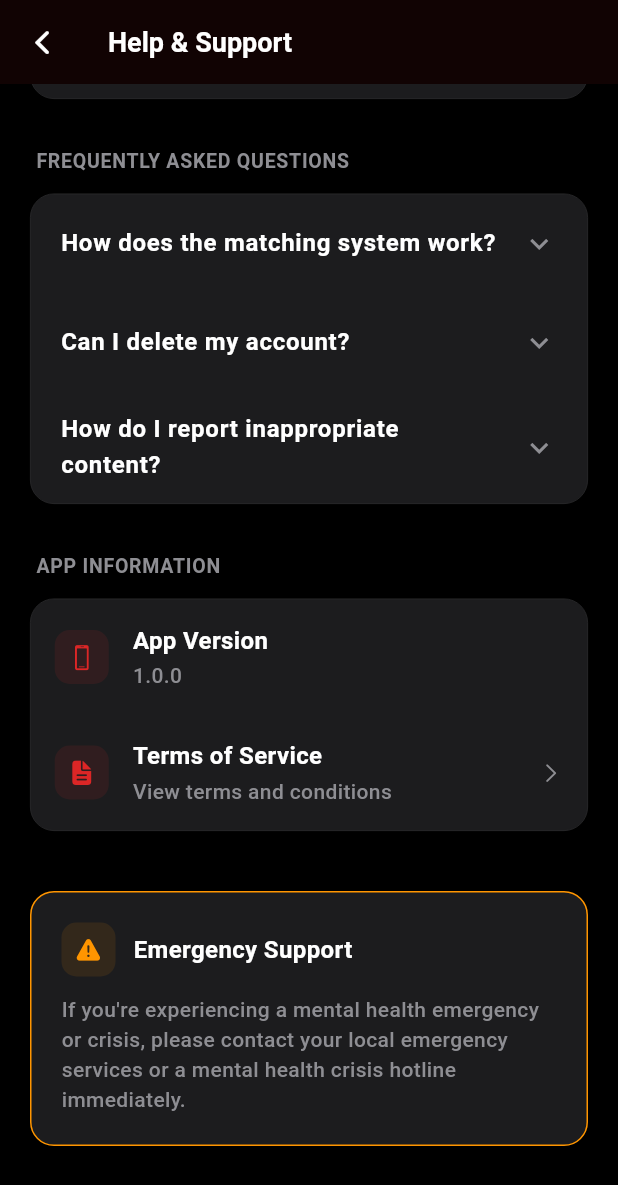
After one commit to Athishpranav2/sidekick, a Flutter app: the HelpSupportScreen screen opened directly, scrolled down 168 dp, after a tap on "Terms of Service", on a phone screen of 412 x 824 dp. The commit adds this screen. Shown: the top 1185 px of the screen. Run offline on Flutter 3.47's test engine with Material 3 defaults, Android fonts, the phone set to English and light mode, and no system bars; our stand-ins replace cloud_firestore, firebase_auth, firebase_core, google_sign_in; accounts and stored records are empty.

Commit message:
Add help support screen and update project dependencies

```diff
--- /dev/null
+++ b/lib/views/profile/help_support_screen.dart
@@ -0,0 +1,425 @@
+import 'package:flutter/material.dart';
+import 'package:flutter/cupertino.dart';
+import 'package:flutter/services.dart';
+import 'package:url_launcher/url_launcher.dart';
+
+class HelpSupportScreen extends StatelessWidget {
+  const HelpSupportScreen({super.key});
+
+  @override
+  Widget build(BuildContext context) {
+    final Size size = MediaQuery.of(context).size;
+
+    return Scaffold(
+      backgroundColor: Colors.black,
+      appBar: AppBar(
+        backgroundColor: Colors.black,
+        elevation: 0,
+        leading: IconButton(
+          icon: const Icon(CupertinoIcons.back, color: Colors.white),
+          onPressed: () {
+            HapticFeedback.lightImpact();
+            Navigator.of(context).pop();
+          },
+        ),
+        title: const Text(
+          'Help & Support',
+          style: TextStyle(
+            color: Colors.white,
+            fontSize: 18,
+            fontWeight: FontWeight.w600,
+          ),
+        ),
+      ),
+      body: SingleChildScrollView(
+        physics: const BouncingScrollPhysics(),
+        child: Padding(
+          padding: const EdgeInsets.all(20),
+          child: Column(
+            crossAxisAlignment: CrossAxisAlignment.start,
+            children: [
+              // Contact Support Section
+              _buildSection(
+                title: 'Get in Touch',
+                children: [
+                  _buildContactCard(
+                    icon: CupertinoIcons.mail_solid,
+                    title: 'Email Support',
+                    subtitle: 'Get help via email',
+                    contact: 'sidekickk.official@gmail.com',
+                    onTap: () => _sendEmail(context),
+                  ),
+                ],
+              ),
+
+              const SizedBox(height: 32),
+
+              // FAQ Section
+              _buildSection(
+                title: 'Frequently Asked Questions',
+                children: [
+                  _buildFAQTile(
+                    question: 'How does the matching system work?',
+                    answer:
+                        'Our algorithm matches you based on your preferences, interests, and compatibility factors.',
+                  ),
+                  _buildFAQTile(
+                    question: 'Can I delete my account?',
+                    answer:
+                        'Yes, you can delete your account from Profile > Settings > Delete Account. This action is permanent.',
+                  ),
+                  _buildFAQTile(
+                    question: 'How do I report inappropriate content?',
+                    answer:
+                        'Use the report button on any post or message. Our team reviews all reports within 24 hours.',
+                  ),
+                ],
+              ),
+
+              const SizedBox(height: 32),
+
+              // App Info Section
+              _buildSection(
+                title: 'App Information',
+                children: [
+                  _buildInfoTile(
+                    icon: CupertinoIcons.device_phone_portrait,
+                    title: 'App Version',
+                    value: '1.0.0',
+                  ),
+                  _buildInfoTile(
+                    icon: CupertinoIcons.doc_text_fill,
+                    title: 'Terms of Service',
+                    value: 'View terms and conditions',
+                    onTap: () => _openTermsOfService(),
+                  ),
+                ],
+              ),
+
+              const SizedBox(height: 40),
+
+              // Emergency Note
+              _buildEmergencyNote(size),
+
+              const SizedBox(height: 40),
+            ],
+          ),
+        ),
+      ),
+    );
+  }
+
+  Widget _buildSection({
+    required String title,
+    required List<Widget> children,
+  }) {
+    return Column(
+      crossAxisAlignment: CrossAxisAlignment.start,
+      children: [
+        Padding(
+          padding: const EdgeInsets.only(left: 4, bottom: 12),
+          child: Text(
+            title.toUpperCase(),
+            style: const TextStyle(
+              color: Color(0xFF8E8E93),
+              fontSize: 13,
+              fontWeight: FontWeight.w600,
+              letterSpacing: 0.5,
+            ),
+          ),
+        ),
+        Container(
+          decoration: BoxDecoration(
+            color: const Color(0xFF1C1C1E),
+            borderRadius: BorderRadius.circular(16),
+            border: Border.all(color: const Color(0xFF2C2C2E), width: 0.5),
+          ),
+          child: Column(children: children),
+        ),
+      ],
+    );
+  }
+
+  Widget _buildContactCard({
+    required IconData icon,
+    required String title,
+    required String subtitle,
+    required String contact,
+    VoidCallback? onTap,
+    bool isInfo = false,
+  }) {
+    return Material(
+      color: Colors.transparent,
+      child: InkWell(
+        onTap: onTap,
+        borderRadius: BorderRadius.circular(16),
+        child: Container(
+          padding: const EdgeInsets.all(20),
+          child: Row(
+            children: [
+              Container(
+                width: 50,
+                height: 50,
+                decoration: BoxDecoration(
+                  color: const Color(0xFFDC2626).withOpacity(0.1),
+                  borderRadius: BorderRadius.circular(12),
+                ),
+                child: Icon(icon, color: const Color(0xFFDC2626), size: 24),
+              ),
+              const SizedBox(width: 16),
+              Expanded(
+                child: Column(
+                  crossAxisAlignment: CrossAxisAlignment.start,
+                  children: [
+                    Text(
+                      title,
+                      style: const TextStyle(
+                        color: Colors.white,
+                        fontSize: 16,
+                        fontWeight: FontWeight.w600,
+                      ),
+                    ),
+                    const SizedBox(height: 4),
+                    Text(
+                      subtitle,
+                      style: const TextStyle(
+                        color: Color(0xFF8E8E93),
+                        fontSize: 14,
+                        fontWeight: FontWeight.w500,
+                      ),
+                    ),
+                    const SizedBox(height: 8),
+                    Container(
+                      padding: const EdgeInsets.symmetric(
+                        horizontal: 12,
+                        vertical: 6,
+                      ),
+                      decoration: BoxDecoration(
+                        color: const Color(0xFF2C2C2E),
+                        borderRadius: BorderRadius.circular(8),
+                      ),
+                      child: Text(
+                        contact,
+                        style: TextStyle(
+                          color: isInfo
+                              ? const Color(0xFF8E8E93)
+                              : const Color(0xFFDC2626),
+                          fontSize: 13,
+                          fontWeight: FontWeight.w600,
+                        ),
+                      ),
+                    ),
+                  ],
+                ),
+              ),
+              if (!isInfo)
+                const Icon(
+                  CupertinoIcons.chevron_right,
+                  color: Color(0xFF8E8E93),
+                  size: 16,
+                ),
+            ],
+          ),
+        ),
+      ),
+    );
+  }
+
+  Widget _buildFAQTile({required String question, required String answer}) {
+    return Theme(
+      data: ThemeData(
+        dividerColor: Colors.transparent,
+        expansionTileTheme: const ExpansionTileThemeData(
+          backgroundColor: Colors.transparent,
+          collapsedBackgroundColor: Colors.transparent,
+        ),
+      ),
+      child: ExpansionTile(
+        tilePadding: const EdgeInsets.symmetric(horizontal: 20, vertical: 4),
+        childrenPadding: const EdgeInsets.fromLTRB(20, 0, 20, 16),
+        title: Text(
+          question,
+          style: const TextStyle(
+            color: Colors.white,
+            fontSize: 16,
+            fontWeight: FontWeight.w600,
+          ),
+        ),
+        iconColor: const Color(0xFFDC2626),
+        collapsedIconColor: const Color(0xFF8E8E93),
+        children: [
+          Container(
+            width: double.infinity,
+            padding: const EdgeInsets.all(16),
+            decoration: BoxDecoration(
+              color: const Color(0xFF2C2C2E),
+              borderRadius: BorderRadius.circular(12),
+            ),
+            child: Text(
+              answer,
+              style: const TextStyle(
+                color: Color(0xFF8E8E93),
+                fontSize: 15,
+                fontWeight: FontWeight.w500,
+                height: 1.4,
+              ),
+            ),
+          ),
+        ],
+      ),
+    );
+  }
+
+  Widget _buildInfoTile({
+    required IconData icon,
+    required String title,
+    required String value,
+    VoidCallback? onTap,
+  }) {
+    return Material(
+      color: Colors.transparent,
+      child: InkWell(
+        onTap: onTap,
+        borderRadius: BorderRadius.circular(16),
+        child: Container(
+          padding: const EdgeInsets.all(16),
+          child: Row(
+            children: [
+              Container(
+                width: 36,
+                height: 36,
+                decoration: BoxDecoration(
+                  color: const Color(0xFFDC2626).withOpacity(0.1),
+                  borderRadius: BorderRadius.circular(10),
+                ),
+                child: Icon(icon, color: const Color(0xFFDC2626), size: 18),
+              ),
+              const SizedBox(width: 16),
+              Expanded(
+                child: Column(
+                  crossAxisAlignment: CrossAxisAlignment.start,
+                  children: [
+                    Text(
+                      title,
+                      style: const TextStyle(
+                        color: Colors.white,
+                        fontSize: 16,
+                        fontWeight: FontWeight.w600,
+                      ),
+                    ),
+                    const SizedBox(height: 2),
+                    Text(
+                      value,
+                      style: const TextStyle(
+                        color: Color(0xFF8E8E93),
+                        fontSize: 14,
+                        fontWeight: FontWeight.w500,
+                      ),
+                    ),
+                  ],
+                ),
+              ),
+              if (onTap != null)
+                const Icon(
+                  CupertinoIcons.chevron_right,
+                  color: Color(0xFF8E8E93),
+                  size: 16,
+                ),
+            ],
+          ),
+        ),
+      ),
+    );
+  }
+
+  Widget _buildEmergencyNote(Size size) {
+    return Container(
+      padding: const EdgeInsets.all(20),
+      decoration: BoxDecoration(
+        color: const Color(0xFF1C1C1E),
+        borderRadius: BorderRadius.circular(16),
+        border: Border.all(color: const Color(0xFFFF9500), width: 1),
+      ),
+      child: Column(
+        crossAxisAlignment: CrossAxisAlignment.start,
+        children: [
+          Row(
+            children: [
+              Container(
+                width: 36,
+                height: 36,
+                decoration: BoxDecoration(
+                  color: const Color(0xFFFF9500).withOpacity(0.1),
+                  borderRadius: BorderRadius.circular(10),
+                ),
+                child: const Icon(
+                  CupertinoIcons.exclamationmark_triangle_fill,
+                  color: Color(0xFFFF9500),
+                  size: 18,
+                ),
+              ),
+              const SizedBox(width: 12),
+              const Text(
+                'Emergency Support',
+                style: TextStyle(
+                  color: Colors.white,
+                  fontSize: 16,
+                  fontWeight: FontWeight.w600,
+                ),
+              ),
+            ],
+          ),
+          const SizedBox(height: 12),
+          const Text(
+            'If you\'re experiencing a mental health emergency or crisis, please contact your local emergency services or a mental health crisis hotline immediately.',
+            style: TextStyle(
+              color: Color(0xFF8E8E93),
+              fontSize: 14,
+              fontWeight: FontWeight.w500,
+              height: 1.4,
+            ),
+          ),
+        ],
+      ),
+    );
+  }
+
+  Future<void> _sendEmail(BuildContext context) async {
+    final Uri emailUri = Uri(
+      scheme: 'mailto',
+      path: 'sidekickk.official@gmail.com',
+      queryParameters: {
+        'subject': 'Sidekick App - Help Request',
+        'body':
+            'Hi Sidekick Team,\n\nI need help with:\n\n[Please describe your issue here]\n\nThanks!',
+      },
+    );
+
+    try {
+      HapticFeedback.lightImpact();
+      await launchUrl(emailUri);
+    } catch (e) {
+      if (context.mounted) {
+        // Copy email to clipboard as fallback
+        await Clipboard.setData(
+          const ClipboardData(text: 'sidekickk.official@gmail.com'),
+        );
+        ScaffoldMessenger.of(context).showSnackBar(
+          SnackBar(
+            content: const Text('Email address copied to clipboard'),
+            backgroundColor: const Color(0xFFDC2626),
+            behavior: SnackBarBehavior.floating,
+            shape: RoundedRectangleBorder(
+              borderRadius: BorderRadius.circular(12),
+            ),
+          ),
+        );
+      }
+    }
+  }
+
+  Future<void> _openTermsOfService() async {
+    // TODO: Add your terms of service URL
+    HapticFeedback.lightImpact();
+  }
+}
--- a/lib/views/profile/profile_screen.dart
+++ b/lib/views/profile/profile_screen.dart
@@ -8,6 +8,7 @@ import '../../providers/user_provider.dart';
 import '../../models/user_model.dart';
 import '../../auth_service.dart';
 import 'edit_profile_screen.dart';
+import 'help_support_screen.dart';
 
 class ProfileScreen extends StatelessWidget {
   const ProfileScreen({super.key});
@@ -449,7 +450,11 @@ class ProfileScreen extends StatelessWidget {
               color: const Color(0xFFDC2626),
               onTap: () {
                 HapticFeedback.lightImpact();
-                // TODO: Navigate to help
+                Navigator.of(context).push(
+                  MaterialPageRoute(
+                    builder: (context) => const HelpSupportScreen(),
+                  ),
+                );
               },
             ),
             _buildModernOptionTile(
--- a/pubspec.yaml
+++ b/pubspec.yaml
@@ -43,6 +43,7 @@ dependencies:
 
   provider: ^6.1.1
   intl: ^0.20.2
+  url_launcher: ^6.2.6
 
 dev_dependencies:
   flutter_test:
```
Also changed, not shown: lib/models/confession.dart (line endings or trailing spaces), pubspec.lock, 7 other files.
